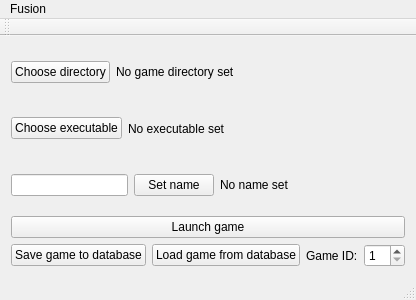
FusionLauncher/FusionClient, file mainwindow.ui: the form before one commit.
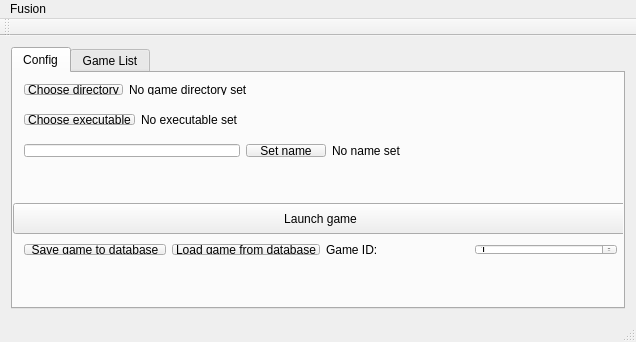
The form after the commit. The open tabs and pages were chosen to show the change.

Commit message: Added tabs, TODOs in Game List tab

What changed in the file:
```diff
--- a/mainwindow.ui
+++ b/mainwindow.ui
@@ -6,8 +6,8 @@
    <rect>
     <x>0</x>
     <y>0</y>
-    <width>400</width>
-    <height>300</height>
+    <width>636</width>
+    <height>342</height>
    </rect>
   </property>
   <property name="windowTitle">
@@ -19,6 +19,23 @@
   <widget class="QWidget" name="centralWidget">
    <layout class="QVBoxLayout" name="verticalLayout">
     <item>
+     <widget class="QTabWidget" name="tabWidget">
+      <property name="currentIndex">
+       <number>1</number>
+      </property>
+      <widget class="QWidget" name="tab_3">
+       <attribute name="title">
+        <string>Config</string>
+       </attribute>
+       <widget class="QWidget" name="">
+        <property name="geometry">
+         <rect>
+          <x>0</x>
+          <y>0</y>
+          <width>611</width>
+          <height>33</height>
+         </rect>
+        </property>
      <layout class="QHBoxLayout" name="horizontalLayout">
       <item>
        <widget class="QPushButton" name="chooseGameButton">
@@ -44,15 +61,23 @@
         </property>
         <property name="sizeHint" stdset="0">
          <size>
-          <width>40</width>
-          <height>20</height>
+             <width>615</width>
+             <height>17</height>
          </size>
         </property>
        </spacer>
       </item>
      </layout>
-    </item>
-    <item>
+       </widget>
+       <widget class="QWidget" name="">
+        <property name="geometry">
+         <rect>
+          <x>0</x>
+          <y>30</y>
+          <width>611</width>
+          <height>33</height>
+         </rect>
+        </property>
      <layout class="QHBoxLayout" name="horizontalLayout_2">
       <item>
        <widget class="QPushButton" name="chooseExecutableButton">
@@ -82,8 +107,16 @@
        </spacer>
       </item>
      </layout>
-    </item>
-    <item>
+       </widget>
+       <widget class="QWidget" name="">
+        <property name="geometry">
+         <rect>
+          <x>0</x>
+          <y>60</y>
+          <width>615</width>
+          <height>35</height>
+         </rect>
+        </property>
      <layout class="QHBoxLayout" name="horizontalLayout_3">
       <item>
        <widget class="QLineEdit" name="nameEdit"/>
@@ -116,15 +149,29 @@
        </spacer>
       </item>
      </layout>
-    </item>
-    <item>
+       </widget>
      <widget class="QPushButton" name="launchGameButton">
+        <property name="geometry">
+         <rect>
+          <x>0</x>
+          <y>130</y>
+          <width>615</width>
+          <height>31</height>
+         </rect>
+        </property>
       <property name="text">
        <string>Launch game</string>
       </property>
      </widget>
-    </item>
-    <item>
+       <widget class="QWidget" name="">
+        <property name="geometry">
+         <rect>
+          <x>0</x>
+          <y>160</y>
+          <width>615</width>
+          <height>33</height>
+         </rect>
+        </property>
      <layout class="QHBoxLayout" name="horizontalLayout_4">
       <item>
        <widget class="QPushButton" name="saveButton">
@@ -158,6 +205,46 @@
        </widget>
       </item>
      </layout>
+       </widget>
+       <zorder>nameEdit_2</zorder>
+       <zorder>setNameButton_2</zorder>
+       <zorder>gameNameLabel_2</zorder>
+       <zorder>horizontalSpacer_5</zorder>
+       <zorder>chooseExecutableButton</zorder>
+       <zorder>gameExeLabel</zorder>
+       <zorder>horizontalSpacer_4</zorder>
+       <zorder>gamePathLabel_2</zorder>
+       <zorder>horizontalSpacer_3</zorder>
+       <zorder>loadButton</zorder>
+       <zorder>gameIdBox</zorder>
+       <zorder>chooseGameButton_2</zorder>
+       <zorder>gameIdLabel</zorder>
+       <zorder>saveButton</zorder>
+       <zorder>chooseGameButton</zorder>
+       <zorder>gamePathLabel</zorder>
+       <zorder>horizontalSpacer_2</zorder>
+       <zorder></zorder>
+       <zorder></zorder>
+       <zorder></zorder>
+       <zorder>launchGameButton</zorder>
+       <zorder></zorder>
+      </widget>
+      <widget class="QWidget" name="tab_4">
+       <attribute name="title">
+        <string>Game List</string>
+       </attribute>
+       <widget class="QTableView" name="tableView">
+        <property name="geometry">
+         <rect>
+          <x>-10</x>
+          <y>0</y>
+          <width>621</width>
+          <height>221</height>
+         </rect>
+        </property>
+       </widget>
+      </widget>
+     </widget>
     </item>
    </layout>
   </widget>
@@ -166,8 +253,8 @@
     <rect>
      <x>0</x>
      <y>0</y>
-     <width>400</width>
-     <height>15</height>
+     <width>636</width>
+     <height>27</height>
     </rect>
    </property>
    <widget class="QMenu" name="menuFusion">
@@ -184,7 +271,7 @@
     <enum>TopToolBarArea</enum>
    </attribute>
    <attribute name="toolBarBreak">
-    <bool>false</bool>
+    <bool>true</bool>
    </attribute>
   </widget>
   <widget class="QStatusBar" name="statusBar"/>
```
Lines whose indentation alone changed are shown as unchanged. The commit also changes 2 other files.
